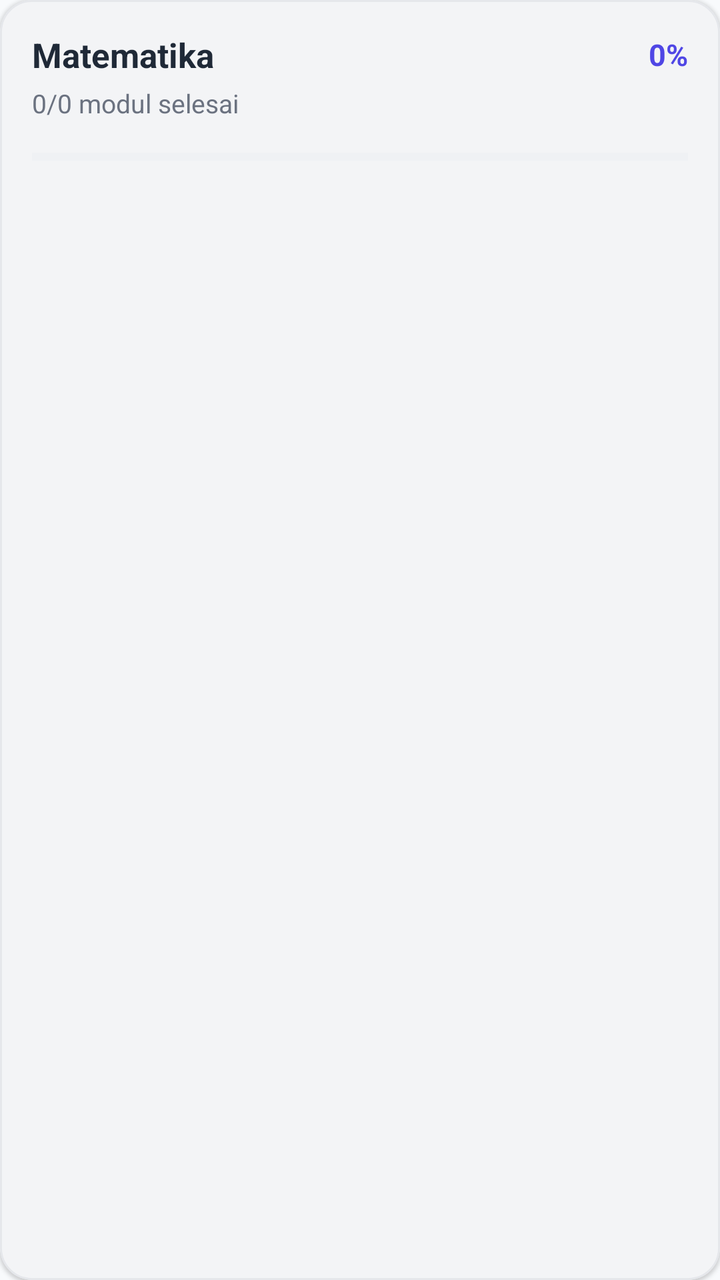
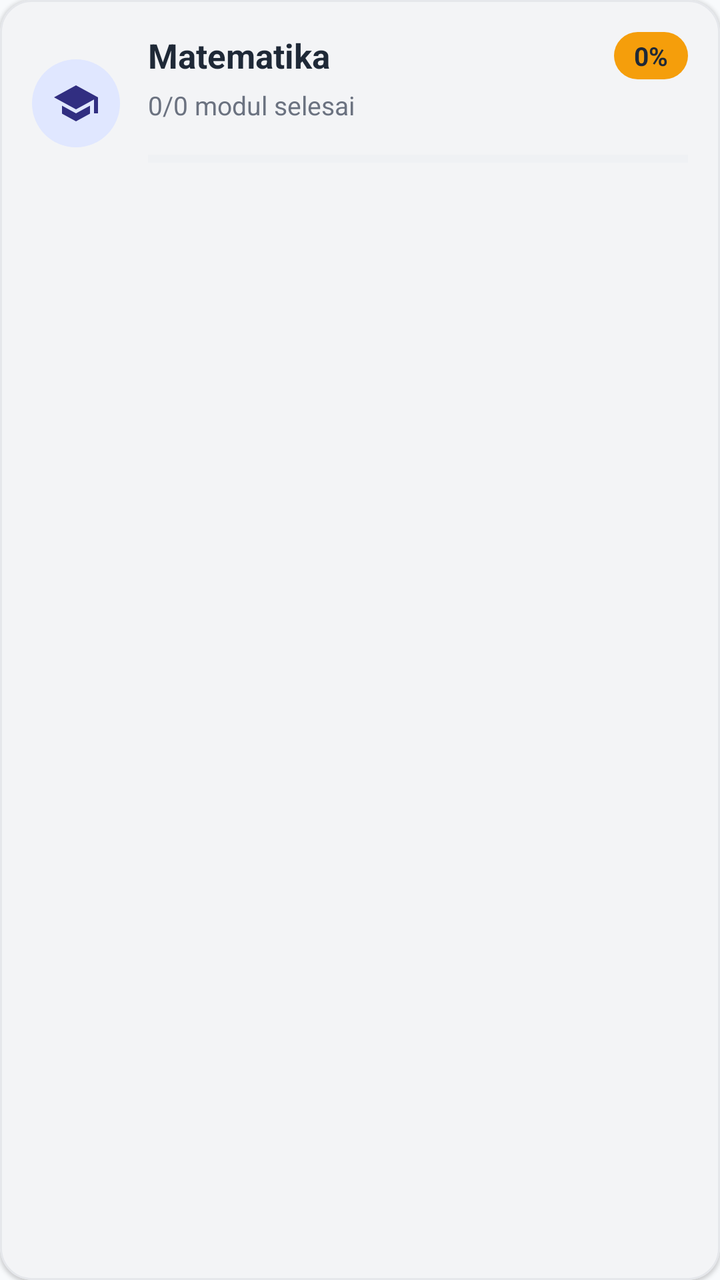

An Android layout rendered at two revisions. The XML below is the earlier revision; the diff shows what the commit changed to produce the second picture.
<!-- AndroidManifest.xml: application theme Theme.LearningPath -->
<!-- res/layout/item_course.xml -->
<?xml version="1.0" encoding="utf-8"?>
<com.google.android.material.card.MaterialCardView xmlns:android="http://schemas.android.com/apk/res/android"
    xmlns:app="http://schemas.android.com/apk/res-auto"
    android:layout_width="match_parent"
    android:layout_height="wrap_content"
    android:layout_marginBottom="@dimen/space_md"
    app:cardBackgroundColor="?attr/colorSurfaceContainerLow"
    app:cardCornerRadius="@dimen/radius_lg"
    app:cardElevation="@dimen/elev_low"
    app:strokeColor="@color/outline"
    app:strokeWidth="1dp">

    <LinearLayout
        android:layout_width="match_parent"
        android:layout_height="wrap_content"
        android:orientation="vertical"
        android:padding="16dp">

        <LinearLayout
            android:layout_width="match_parent"
            android:layout_height="wrap_content"
            android:orientation="horizontal"
            android:gravity="center_vertical">

            <TextView
                android:id="@+id/tvCourseName"
                android:layout_width="0dp"
                android:layout_height="wrap_content"
                android:layout_weight="1"
                android:textColor="@color/black"
                android:textSize="17sp"
                android:textStyle="bold"
                android:text="Matematika" />

            <TextView
                android:id="@+id/tvPercent"
                android:layout_width="wrap_content"
                android:layout_height="wrap_content"
                android:textColor="@color/primary"
                android:textSize="15sp"
                android:textStyle="bold"
                android:text="0%" />
        </LinearLayout>

        <TextView
            android:id="@+id/tvCourseInfo"
            android:layout_width="wrap_content"
            android:layout_height="wrap_content"
            android:layout_marginTop="4dp"
            android:textColor="@color/gray"
            android:textSize="13sp"
            android:text="0/0 modul selesai" />

        <ProgressBar
            android:id="@+id/progressBar"
            style="?android:attr/progressBarStyleHorizontal"
            android:layout_width="match_parent"
            android:layout_height="wrap_content"
            android:layout_marginTop="10dp"
            android:backgroundTint="@color/border"
            android:max="100"
            android:progress="0"
            android:progressBackgroundTint="@color/border"
            android:progressTint="@color/success" />

    </LinearLayout>
</com.google.android.material.card.MaterialCardView>
<!-- resources referenced by this layout -->
<resources>
  <color name="black">#1F2937</color>
  <color name="border">#E5E7EB</color>
  <color name="gray">#6B7280</color>
  <color name="outline">#E5E7EB</color>
  <color name="primary">#4F46E5</color>
  <color name="success">#10B981</color>
  <dimen name="elev_low">1dp</dimen>
  <dimen name="radius_lg">16dp</dimen>
  <dimen name="space_md">12dp</dimen>
  <color name="on_primary">#FFFFFF</color>
  <color name="primary_container">#E0E7FF</color>
  <color name="on_primary_container">#312E81</color>
  <color name="accent">#F59E0B</color>
  <color name="on_secondary">#1F2937</color>
  <color name="secondary_container">#FEF3C7</color>
  <color name="on_secondary_container">#78350F</color>
  <color name="level_purple">#8B5CF6</color>
  <color name="on_tertiary">#FFFFFF</color>
  <color name="tertiary_container">#EDE9FE</color>
  <color name="on_tertiary_container">#5B21B6</color>
  <color name="surface">#FFFFFF</color>
  <color name="on_surface">#1F2937</color>
  <color name="surface_variant">#F3F4F6</color>
  <color name="on_surface_variant">#4B5563</color>
  <color name="outline_variant">#EEF0F4</color>
  <color name="error">#DC2626</color>
  <color name="on_error">#FFFFFF</color>
  <color name="error_container">#FEE2E2</color>
  <color name="on_error_container">#991B1B</color>
  <color name="background">#F8FAFC</color>
  <color name="on_background">#1F2937</color>
  <!-- unchanged entries left out for length: 1 -->
</resources>

<!-- the commit's change to res/layout/item_course.xml (unified diff, before → after) -->
@@ -13,55 +13,78 @@
     <LinearLayout
         android:layout_width="match_parent"
         android:layout_height="wrap_content"
-        android:orientation="vertical"
-        android:padding="16dp">
+        android:orientation="horizontal"
+        android:padding="16dp"
+        android:gravity="center_vertical">
+
+        <ImageView
+            android:layout_width="44dp"
+            android:layout_height="44dp"
+            android:background="@drawable/bg_circle_primary"
+            android:backgroundTint="?attr/colorPrimaryContainer"
+            android:contentDescription="@string/section_mata_pelajaran"
+            android:padding="10dp"
+            android:src="@drawable/ic_school"
+            app:tint="?attr/colorOnPrimaryContainer" />
 
         <LinearLayout
-            android:layout_width="match_parent"
+            android:layout_width="0dp"
             android:layout_height="wrap_content"
-            android:orientation="horizontal"
-            android:gravity="center_vertical">
+            android:layout_weight="1"
+            android:layout_marginStart="14dp"
+            android:orientation="vertical">
+
+            <LinearLayout
+                android:layout_width="match_parent"
+                android:layout_height="wrap_content"
+                android:orientation="horizontal"
+                android:gravity="center_vertical">
+
+                <TextView
+                    android:id="@+id/tvCourseName"
+                    android:layout_width="0dp"
+                    android:layout_height="wrap_content"
+                    android:layout_weight="1"
+                    android:textColor="@color/black"
+                    android:textSize="17sp"
+                    android:textStyle="bold"
+                    android:text="Matematika" />
+
+                <TextView
+                    android:id="@+id/tvPercent"
+                    android:layout_width="wrap_content"
+                    android:layout_height="wrap_content"
+                    android:background="@drawable/bg_pill_accent"
+                    android:paddingStart="10dp"
+                    android:paddingTop="3dp"
+                    android:paddingEnd="10dp"
+                    android:paddingBottom="3dp"
+                    android:textColor="@color/on_secondary"
+                    android:textSize="13sp"
+                    android:textStyle="bold"
+                    android:text="0%" />
+            </LinearLayout>
 
             <TextView
-                android:id="@+id/tvCourseName"
-                android:layout_width="0dp"
-                android:layout_height="wrap_content"
-                android:layout_weight="1"
-                android:textColor="@color/black"
-                android:textSize="17sp"
-                android:textStyle="bold"
-                android:text="Matematika" />
-
-            <TextView
-                android:id="@+id/tvPercent"
+                android:id="@+id/tvCourseInfo"
                 android:layout_width="wrap_content"
                 android:layout_height="wrap_content"
-                android:textColor="@color/primary"
-                android:textSize="15sp"
-                android:textStyle="bold"
-                android:text="0%" />
+                android:layout_marginTop="4dp"
+                android:textColor="@color/gray"
+                android:textSize="13sp"
+                android:text="0/0 modul selesai" />
+
+            <ProgressBar
+                android:id="@+id/progressBar"
+                style="?android:attr/progressBarStyleHorizontal"
+                android:layout_width="match_parent"
+                android:layout_height="wrap_content"
+                android:layout_marginTop="10dp"
+                android:backgroundTint="@color/border"
+                android:max="100"
+                android:progress="0"
+                android:progressBackgroundTint="@color/border"
+                android:progressTint="@color/success" />
         </LinearLayout>
-
-        <TextView
-            android:id="@+id/tvCourseInfo"
-            android:layout_width="wrap_content"
-            android:layout_height="wrap_content"
-            android:layout_marginTop="4dp"
-            android:textColor="@color/gray"
-            android:textSize="13sp"
-            android:text="0/0 modul selesai" />
-
-        <ProgressBar
-            android:id="@+id/progressBar"
-            style="?android:attr/progressBarStyleHorizontal"
-            android:layout_width="match_parent"
-            android:layout_height="wrap_content"
-            android:layout_marginTop="10dp"
-            android:backgroundTint="@color/border"
-            android:max="100"
-            android:progress="0"
-            android:progressBackgroundTint="@color/border"
-            android:progressTint="@color/success" />
-
     </LinearLayout>
 </com.google.android.material.card.MaterialCardView>
<!-- resource entries referenced after the edit -->
@@ -9,6 +9,33 @@
   <dimen name="elev_low">1dp</dimen>
   <dimen name="radius_lg">16dp</dimen>
   <dimen name="space_md">12dp</dimen>
+  <!-- drawable bg_circle_primary (drawable) -->
+  <?xml version="1.0" encoding="utf-8"?>
+  <shape xmlns:android="http://schemas.android.com/apk/res/android"
+      android:shape="oval">
+      <solid android:color="@color/primary" />
+  </shape>
+  <!-- drawable bg_pill_accent (drawable) -->
+  <?xml version="1.0" encoding="utf-8"?>
+  <shape xmlns:android="http://schemas.android.com/apk/res/android"
+      android:shape="rectangle">
+      <gradient
+          android:angle="270"
+          android:startColor="@color/accent"
+          android:endColor="@color/accent" />
+      <corners android:radius="999dp" />
+  </shape>
+  <!-- drawable ic_school (drawable) -->
+  <vector xmlns:android="http://schemas.android.com/apk/res/android"
+      android:width="24dp"
+      android:height="24dp"
+      android:viewportWidth="24"
+      android:viewportHeight="24">
+      <path
+          android:fillColor="#FF000000"
+          android:pathData="M12,3L1,9l11,6 9,-4.91V17h2V9L12,3zM5,13.18v4L12,21l7,-3.82v-4L12,17l-7,-3.82z" />
+  </vector>
+  <string name="section_mata_pelajaran">Mata Pelajaran</string>
   <color name="on_primary">#FFFFFF</color>
   <color name="primary_container">#E0E7FF</color>
   <color name="on_primary_container">#312E81</color>
